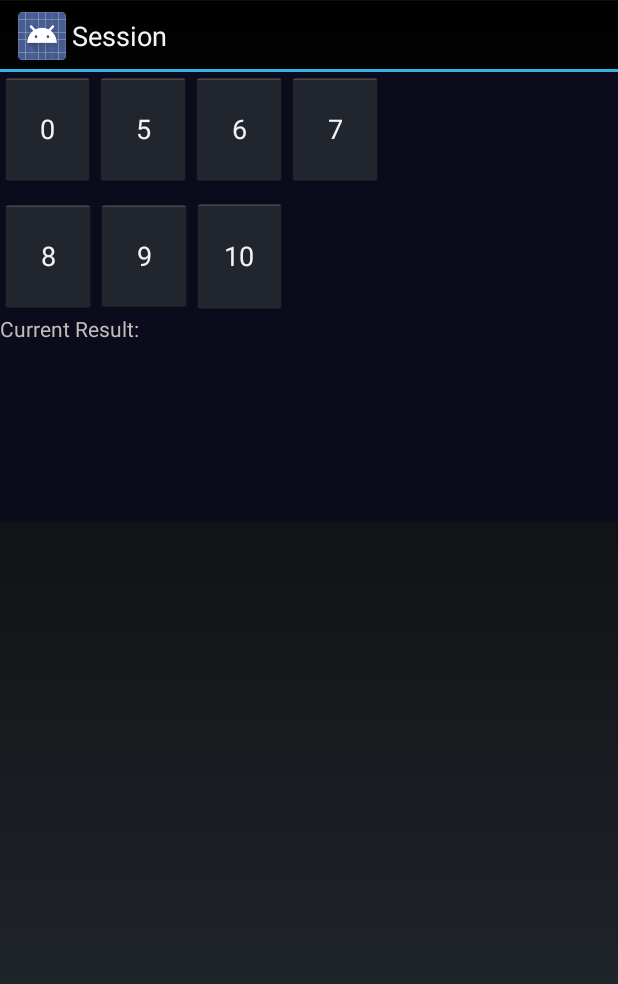
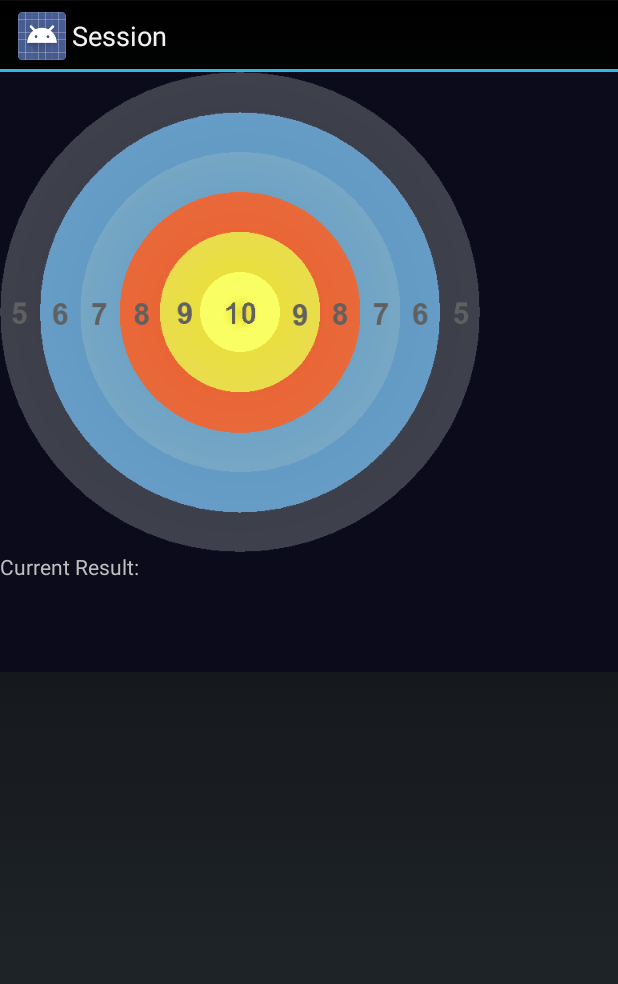
Before and after one commit to Soamid/bowscore, an Android app: the SessionActivity screen opened directly, with no data from a screen before it, after a tap on "Add Result", on a phone screen of 412 x 824 dp. Shown: the top 984 px of the screen. Run offline under Robolectric (Android 15) with nearby library versions, the phone set to English and light mode, and no system bars.

Commit message:
New add-result GUI (interactive board)

```diff
--- a/BowScore/src/main/java/com/soamid/bowscore/activity/SessionActivity.java
+++ b/BowScore/src/main/java/com/soamid/bowscore/activity/SessionActivity.java
@@ -2,6 +2,7 @@ package com.soamid.bowscore.activity;
 
 import android.app.Activity;
 import android.os.Bundle;
+import android.util.Log;
 import android.view.View;
 import android.widget.ArrayAdapter;
 import android.widget.ListView;
@@ -69,26 +70,12 @@ public class SessionActivity extends Activity {
         slidingLayer = (SlidingLayer) findViewById(R.id.addResultLayer);
         addResultController = new AddResultController(slidingLayer);
 
-        slidingLayer.setOnInteractListener(new SlidingLayer.OnInteractListener() {
-            @Override
-            public void onOpen() {
-
-            }
+        slidingLayer.setOnInteractListener(new SlidingLayer.OnInteractListener.Stub() {
 
             @Override
             public void onClose() {
-
-            }
-
-            @Override
-            public void onOpened() {
-
-            }
-
-            @Override
-            public void onClosed() {
-                if (addResultController.getCurrentResult().size() == AddResultController.MAX_RESULTS) {
-                    onActivityResult(addResultController.getCurrentResult());
+                if (addResultController.isResultReady()) {
+                    appendNewResult(addResultController.getCurrentResult());
                 }
             }
         });
@@ -113,11 +100,16 @@ public class SessionActivity extends Activity {
         loadSessionResults();
     }
 
-    protected void onActivityResult(List<String> result) {
+    protected void appendNewResult(List<String> result) {
         sessionResults.add(result);
 
-        ((ListView) findViewById(R.id.resultsListView)).setAdapter(sessionsResultsAdapter);
+
         sessionsResultsAdapter.add(FormatUtil.formatResult(result));
+        sessionsResultsAdapter.notifyDataSetChanged();
+
+        ListView resultsListView = (ListView) findViewById(R.id.resultsListView);
+        resultsListView.setSelection(resultsListView.getCount() - 1);
+
 
         SessionDAO.getInstance().save();
 
--- a/BowScore/src/main/java/com/soamid/bowscore/slidinglayer/SlidingLayer.java
+++ b/BowScore/src/main/java/com/soamid/bowscore/slidinglayer/SlidingLayer.java
@@ -1284,6 +1284,29 @@ public class SlidingLayer extends FrameLayout {
          */
         public void onClosed();
 
+        public class Stub implements OnInteractListener {
+
+            @Override
+            public void onOpen() {
+
+            }
+
+            @Override
+            public void onClose() {
+
+            }
+
+            @Override
+            public void onOpened() {
+
+            }
+
+            @Override
+            public void onClosed() {
+
+            }
+        }
+
     }
 
 }
--- a/BowScore/src/main/res/layout/new_result.xml
+++ b/BowScore/src/main/res/layout/new_result.xml
@@ -1,11 +1,13 @@
 <?xml version="1.0" encoding="utf-8"?>
 
 <LinearLayout xmlns:android="http://schemas.android.com/apk/res/android"
-    android:orientation="vertical" android:layout_width="match_parent"
+    android:orientation="vertical"
+    android:layout_width="match_parent"
     android:layout_height="match_parent"
-    android:background="#0b0b1b">
+    android:background="#0b0b1b"
+    android:onClick="resultOnClick">
 
-    <TableRow
+    <!--TableRow
         android:layout_width="fill_parent"
         android:layout_height="76dp">
 
@@ -65,7 +67,17 @@
             android:id="@+id/button"
             android:onClick="resultOnClick" />
 
-    </TableRow>
+    </TableRow-->
+
+        <ImageView
+            android:layout_width="320dp"
+            android:layout_height="320dp"
+
+            android:id="@+id/boardImageView"
+            android:src="@drawable/board"
+            android:onClick="resultOnClick" />
+
+
 
     <TextView
         android:layout_width="98dp"
--- a/BowScore/src/main/res/layout/session.xml
+++ b/BowScore/src/main/res/layout/session.xml
@@ -25,9 +25,9 @@
         android:layout_alignParentTop="true"
         android:id="@+id/addResultLayer"
         android:layout_width="match_parent"
-        android:layout_height="300dp"
+        android:layout_height="400dp"
         slidingLayer:stickTo="top"
-        slidingLayer:closeOnTapEnabled="true">
+        slidingLayer:closeOnTapEnabled="false">
 
         <include
             android:layout_width="match_parent"
```
Also changed, not shown: BowScore/src/main/java/com/soamid/bowscore/activity/AddResultController.java (+88 -4 lines), BowScore/src/main/res/drawable-hdpi/board.png (added), BowScore/src/main/res/drawable-hdpi/board10.png (added), BowScore/src/main/res/drawable-hdpi/board5.png (added), BowScore/src/main/res/drawable-hdpi/board6.png (added), BowScore/src/main/res/drawable-hdpi/board7.png (added), BowScore/src/main/res/drawable-hdpi/board8.png (added), BowScore/src/main/res/drawable-hdpi/board9.png (added), BowScore/src/main/res/drawable-hdpi/board_bw.png (added), 4 other files.
